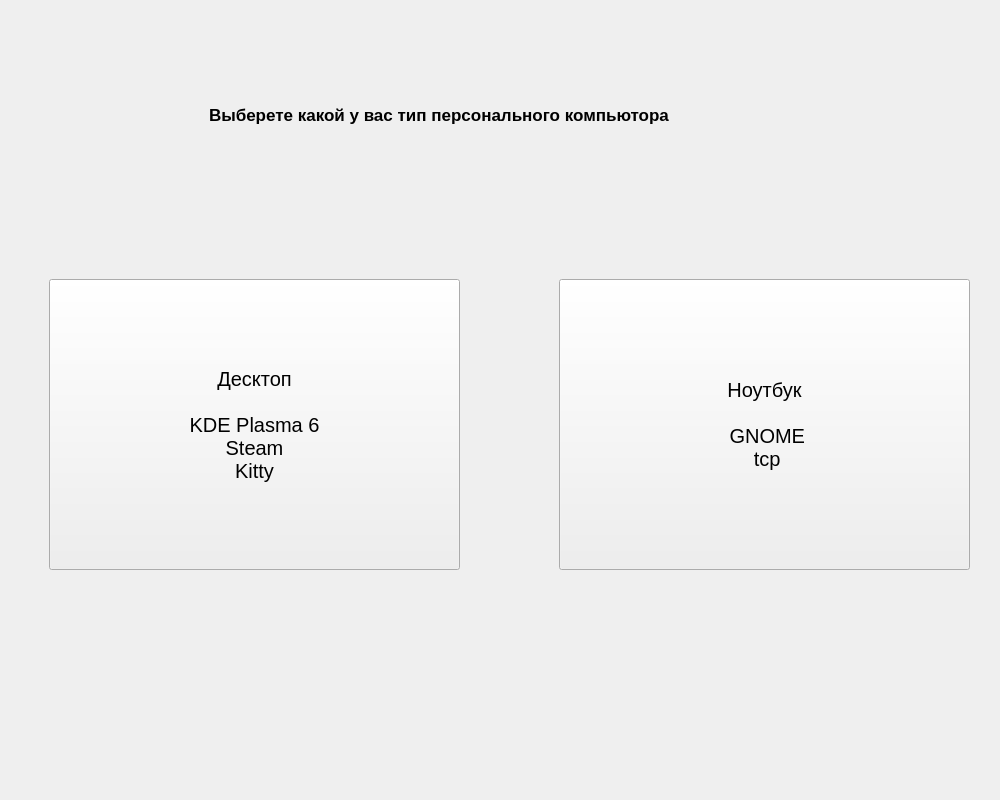
Qt form install.ui (Fred-Lght/Light-Installer) before a commit.
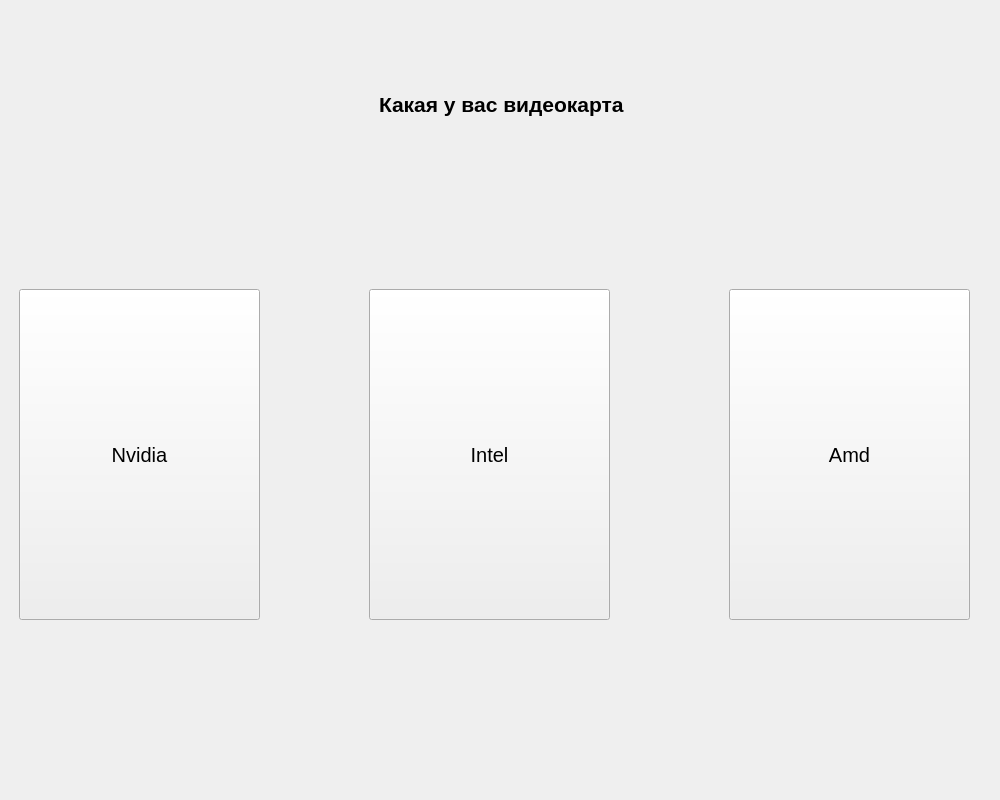
The same form after that commit.

Commit message: Экран выбора типа видеокарты(в следствии драйверов)

What changed in the file:
```diff
--- a/install.ui
+++ b/install.ui
@@ -18,7 +18,7 @@
     <item>
      <widget class="QStackedWidget" name="stackedWidget">
       <property name="currentIndex">
-       <number>3</number>
+       <number>2</number>
       </property>
       <widget class="QWidget" name="page_1">
        <widget class="QLabel" name="welcomeLabel">
@@ -81,6 +81,83 @@
         </property>
        </widget>
       </widget>
+      <widget class="QWidget" name="page_4">
+       <widget class="QPushButton" name="pushButton_8">
+        <property name="geometry">
+         <rect>
+          <x>10</x>
+          <y>280</y>
+          <width>241</width>
+          <height>331</height>
+         </rect>
+        </property>
+        <property name="font">
+         <font>
+          <pointsize>15</pointsize>
+         </font>
+        </property>
+        <property name="text">
+         <string>Nvidia</string>
+        </property>
+       </widget>
+       <widget class="QPushButton" name="pushButton_9">
+        <property name="geometry">
+         <rect>
+          <x>360</x>
+          <y>280</y>
+          <width>241</width>
+          <height>331</height>
+         </rect>
+        </property>
+        <property name="font">
+         <font>
+          <pointsize>15</pointsize>
+         </font>
+        </property>
+        <property name="text">
+         <string>Intel</string>
+        </property>
+       </widget>
+       <widget class="QPushButton" name="pushButton_10">
+        <property name="geometry">
+         <rect>
+          <x>720</x>
+          <y>280</y>
+          <width>241</width>
+          <height>331</height>
+         </rect>
+        </property>
+        <property name="font">
+         <font>
+          <pointsize>15</pointsize>
+         </font>
+        </property>
+        <property name="text">
+         <string>Amd</string>
+        </property>
+       </widget>
+       <widget class="QLabel" name="label_2">
+        <property name="geometry">
+         <rect>
+          <x>370</x>
+          <y>50</y>
+          <width>561</width>
+          <height>91</height>
+         </rect>
+        </property>
+        <property name="font">
+         <font>
+          <pointsize>16</pointsize>
+          <italic>false</italic>
+          <bold>true</bold>
+          <underline>false</underline>
+         </font>
+        </property>
+        <property name="text">
+         <string>Какая у вас видеокарта</string>
+        </property>
+       </widget>
+      </widget>
       <widget class="QWidget" name="page_2">
        <widget class="QPushButton" name="disk_1">
         <property name="geometry">
```
